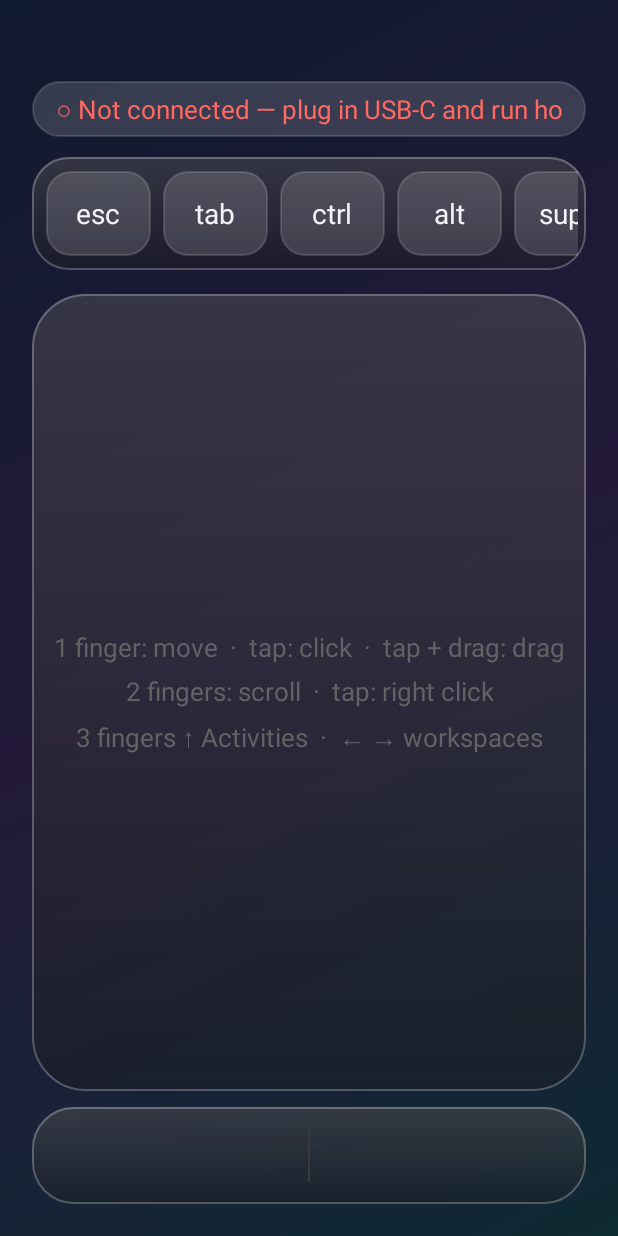
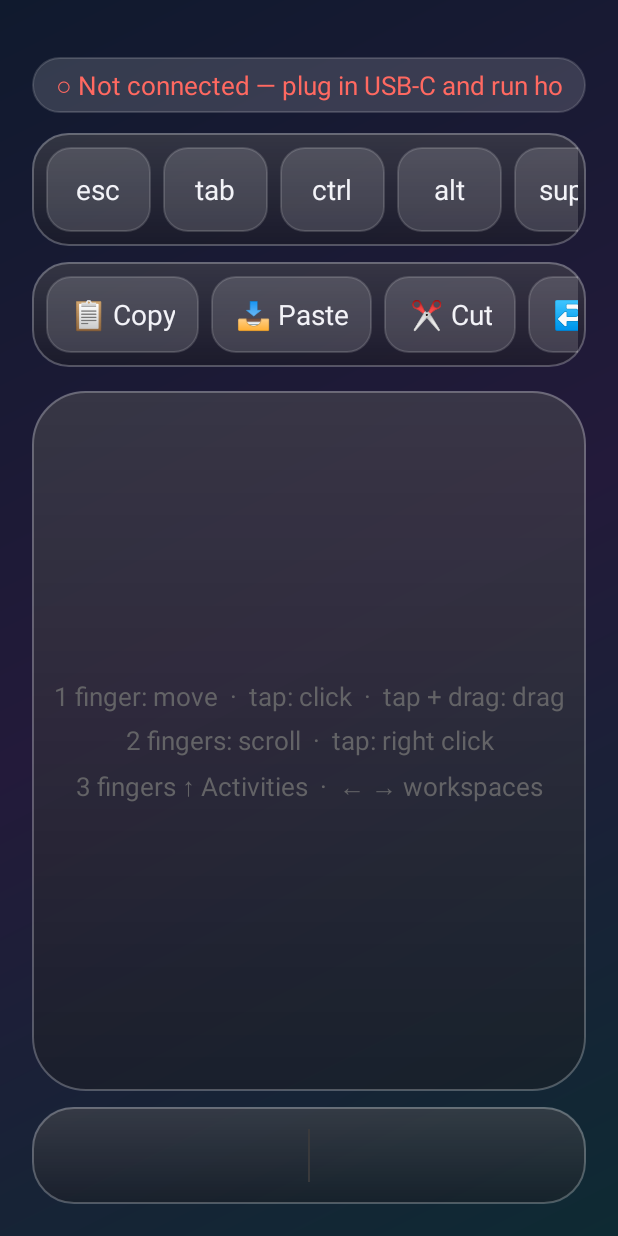
Before and after one commit to aliihjt/Android-as-ubuntu-keyboard, an Android app: the TrackpadActivity screen opened directly, with no data from a screen before it, on a phone screen of 412 x 824 dp. Run offline under Robolectric (Android 15) with nearby library versions, the phone set to English and light mode, and no system bars.

Commit message:
Give the laptop back on unplug and stop the bars overlapping
- On unplug: stop the host (releases the keyboard grab and removes the
  virtual mouse), restart GNOME Remote Desktop to end a left-over
  session and its virtual monitor, and re-enable the touchpad
- host/reset.sh emergency reset
- Keyboard grab only takes real letter keyboards, never a device that
  moves a pointer (touchpad, mouse, touchscreen)
- Menu bar sits below Android's status bar, Touch Bar above the
  navigation bar; both hide while the trackpad screen is open
- Trackpad screen: one-tap shortcuts row; shorter menu bar clock/status

Co-Authored-By: Claude Opus 5.5 <noreply@anthropic.com>
Claude-Session: https://claude.ai/code/session_01DL1ZFQ1EkHDRb2ce764TDb

```diff
--- a/android/app/src/main/java/io/github/aliihjt/tabletdesk/TouchBar.java
+++ b/android/app/src/main/java/io/github/aliihjt/tabletdesk/TouchBar.java
@@ -117,10 +117,12 @@ final class TouchBar implements HostLink.Listener {
         params = new WindowManager.LayoutParams(
                 expandedWidth(), Ui.dp(ctx, 46),
                 WindowManager.LayoutParams.TYPE_APPLICATION_OVERLAY,
-                WindowManager.LayoutParams.FLAG_NOT_FOCUSABLE
-                        | WindowManager.LayoutParams.FLAG_LAYOUT_IN_SCREEN,
+                WindowManager.LayoutParams.FLAG_NOT_FOCUSABLE,
                 PixelFormat.TRANSLUCENT);
         params.gravity = Gravity.BOTTOM | Gravity.CENTER_HORIZONTAL;
+        if (android.os.Build.VERSION.SDK_INT >= 30) {  // stay above the navigation bar
+            params.setFitInsetsTypes(android.view.WindowInsets.Type.navigationBars());
+        }
         params.y = Ui.dp(ctx, 8);
 
         rebuildContext();
--- a/android/app/src/main/java/io/github/aliihjt/tabletdesk/TrackpadActivity.java
+++ b/android/app/src/main/java/io/github/aliihjt/tabletdesk/TrackpadActivity.java
@@ -41,7 +41,7 @@ public class TrackpadActivity extends Activity implements TrackpadView.TypingLis
         root.setBackground(new GradientDrawable(GradientDrawable.Orientation.TL_BR,
                 new int[]{0xFF101A2E, 0xFF231A3A, 0xFF0E2A33}));
         int m = Ui.dp(this, 16);
-        root.setPadding(m, Ui.dp(this, 40), m, m);  // room for the status bar + menu bar
+        root.setPadding(m, Ui.dp(this, 28), m, m);  // room for Android's status bar
 
         status = Ui.label(this, "", 13, 0xFFAAAAAA, false);
         status.setPadding(Ui.dp(this, 12), Ui.dp(this, 5), Ui.dp(this, 12), Ui.dp(this, 5));
@@ -77,6 +77,28 @@ public class TrackpadActivity extends Activity implements TrackpadView.TypingLis
         keyScroll.setBackground(Glass.surface(this, true, Ui.dp(this, 18), true));
         root.addView(keyScroll, new LinearLayout.LayoutParams(
                 LinearLayout.LayoutParams.MATCH_PARENT, Ui.dp(this, 56)));
+
+        // one-tap keyboard shortcuts
+        String[][] shortcuts = {
+                {"\uD83D\uDCCB Copy", "ctrl+c"}, {"\uD83D\uDCE5 Paste", "ctrl+v"}, {"\u2702\uFE0F Cut", "ctrl+x"},
+                {"\u21A9\uFE0F Undo", "ctrl+z"}, {"\u21AA\uFE0F Redo", "ctrl+shift+z"}, {"Select all", "ctrl+a"},
+                {"\uD83D\uDCBE Save", "ctrl+s"}, {"\uD83D\uDD0D Find", "ctrl+f"}, {"\u2715 Close", "ctrl+w"},
+                {"\u21C4 Switch app", "alt+tab"}, {"\u25A6 Activities", "super"},
+                {"\uD83D\uDCF7 Screenshot", "print"}, {"\uD83D\uDD12 Lock", "super+l"}};
+        LinearLayout shortcutRow = new LinearLayout(this);
+        for (String[] sc : shortcuts) {
+            String combo = sc[1];
+            shortcutRow.addView(key(sc[0], v -> link.combo(combo)));
+        }
+        HorizontalScrollView shortcutScroll = new HorizontalScrollView(this);
+        shortcutScroll.setHorizontalScrollBarEnabled(false);
+        shortcutScroll.addView(shortcutRow);
+        shortcutScroll.setPadding(kp, kp, kp, kp);
+        shortcutScroll.setBackground(Glass.surface(this, true, Ui.dp(this, 18), true));
+        LinearLayout.LayoutParams scLp = new LinearLayout.LayoutParams(
+                LinearLayout.LayoutParams.MATCH_PARENT, Ui.dp(this, 52));
+        scLp.topMargin = Ui.dp(this, 8);
+        root.addView(shortcutScroll, scLp);
 
         FrameLayout padFrame = new FrameLayout(this);
         padFrame.setBackground(Glass.surface(this, true, Ui.dp(this, 26), true));
@@ -116,7 +138,7 @@ public class TrackpadActivity extends Activity implements TrackpadView.TypingLis
         // leave space for the Touch Bar overlay
         LinearLayout.LayoutParams blp = new LinearLayout.LayoutParams(
                 LinearLayout.LayoutParams.MATCH_PARENT, LinearLayout.LayoutParams.WRAP_CONTENT);
-        blp.bottomMargin = OverlayService.running ? Ui.dp(this, 28) : 0;
+        blp.bottomMargin = 0;  // the Touch Bar is hidden while this screen is open
         root.addView(buttons, blp);
 
         setContentView(root);
@@ -128,11 +150,13 @@ public class TrackpadActivity extends Activity implements TrackpadView.TypingLis
         pad.sensitivity = getSharedPreferences(OverlayService.PREFS, MODE_PRIVATE)
                 .getInt("speed", 100) / 100f;
         link.addListener(this);
+        OverlayService.setBarsHidden(true);
     }
 
     @Override
     protected void onPause() {
         link.removeListener(this);
+        OverlayService.setBarsHidden(false);
         super.onPause();
     }
 
```
Also changed, not shown: android/app/src/main/java/io/github/aliihjt/tabletdesk/MenuBar.java (+8 -5 lines), android/app/src/main/java/io/github/aliihjt/tabletdesk/OverlayService.java (+22 -0 lines), 4 other files.
